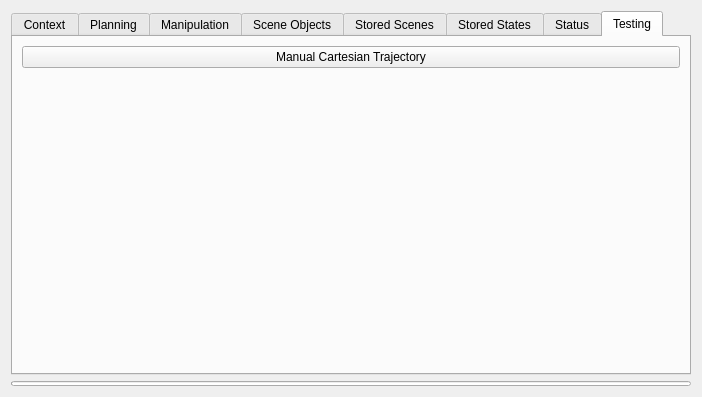
Before: the Qt Designer form vigir_moveit_rviz_ui/vigir_motion_planning_rviz_plugin/src/ui/motion_planning_rviz_plugin_frame.ui in team-vigir/vigir_manipulation_planning, drawn with Qt 5.
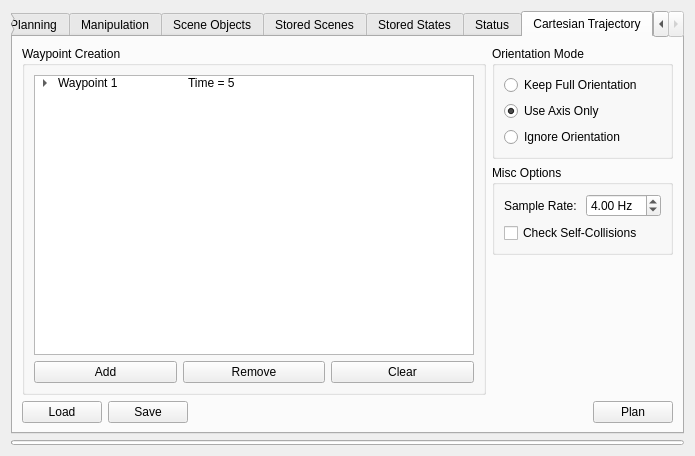
After: the same form once the commit is applied.

Commit message: added rviz tab for cartesian trajectories

Diff of the .ui file:
```diff
--- a/vigir_moveit_rviz_ui/vigir_motion_planning_rviz_plugin/src/ui/motion_planning_rviz_plugin_frame.ui
+++ b/vigir_moveit_rviz_ui/vigir_motion_planning_rviz_plugin/src/ui/motion_planning_rviz_plugin_frame.ui
@@ -6,8 +6,8 @@
    <rect>
     <x>0</x>
     <y>0</y>
-    <width>702</width>
-    <height>397</height>
+    <width>695</width>
+    <height>456</height>
    </rect>
   </property>
   <property name="windowTitle">
@@ -1452,17 +1452,229 @@
      </widget>
      <widget class="QWidget" name="testing">
       <attribute name="title">
-       <string>Testing</string>
+       <string>Cartesian Trajectory</string>
       </attribute>
-      <layout class="QVBoxLayout" name="verticalLayout_13">
-       <item>
-        <widget class="QPushButton" name="manual_cartesian_trajectory_button">
-         <property name="text">
-          <string>Manual Cartesian Trajectory</string>
+      <layout class="QGridLayout" name="gridLayout_20" columnstretch="1,0">
+       <item row="0" column="0" rowspan="3">
+        <widget class="QGroupBox" name="waypoint_creation_group">
+         <property name="title">
+          <string>Waypoint Creation</string>
          </property>
+         <layout class="QGridLayout" name="gridLayout_18">
+          <item row="0" column="0" colspan="3">
+           <widget class="QTreeWidget" name="waypoints_treewidget">
+            <property name="rootIsDecorated">
+             <bool>true</bool>
+            </property>
+            <attribute name="headerVisible">
+             <bool>false</bool>
+            </attribute>
+            <attribute name="headerDefaultSectionSize">
+             <number>150</number>
+            </attribute>
+            <attribute name="headerMinimumSectionSize">
+             <number>150</number>
+            </attribute>
+            <column>
+             <property name="text">
+              <string>Name</string>
+             </property>
+            </column>
+            <column>
+             <property name="text">
+              <string>Content</string>
+             </property>
+            </column>
+            <item>
+             <property name="text">
+              <string>Waypoint 1</string>
+             </property>
+             <property name="text">
+              <string>Time = 5</string>
+             </property>
+             <item>
+              <property name="text">
+               <string>Position</string>
+              </property>
+              <property name="text">
+               <string>[0; 0; 0]</string>
+              </property>
+              <item>
+               <property name="text">
+                <string>X</string>
+               </property>
+               <property name="text">
+                <string>0</string>
+               </property>
+              </item>
+              <item>
+               <property name="text">
+                <string>Y</string>
+               </property>
+               <property name="text">
+                <string>0</string>
+               </property>
+              </item>
+              <item>
+               <property name="text">
+                <string>Z</string>
+               </property>
+               <property name="text">
+                <string>0</string>
+               </property>
+              </item>
+             </item>
+             <item>
+              <property name="text">
+               <string>Orientation</string>
+              </property>
+              <property name="text">
+               <string>[1; 1; 0; 0]</string>
+              </property>
+              <item>
+               <property name="text">
+                <string>W</string>
+               </property>
+               <property name="text">
+                <string>1</string>
+               </property>
+              </item>
+              <item>
+               <property name="text">
+                <string>X</string>
+               </property>
+               <property name="text">
+                <string>1</string>
+               </property>
+              </item>
+              <item>
+               <property name="text">
+                <string>Y</string>
+               </property>
+               <property name="text">
+                <string>0</string>
+               </property>
+              </item>
+              <item>
+               <property name="text">
+                <string>Z</string>
+               </property>
+               <property name="text">
+                <string>0</string>
+               </property>
+              </item>
+             </item>
+             <item>
+              <property name="text">
+               <string>Time</string>
+              </property>
+              <property name="text">
+               <string>5</string>
+              </property>
+             </item>
+            </item>
+           </widget>
+          </item>
+          <item row="1" column="0">
+           <widget class="QPushButton" name="add_waypoint_button">
+            <property name="text">
+             <string>Add</string>
+            </property>
+           </widget>
+          </item>
+          <item row="1" column="1">
+           <widget class="QPushButton" name="remove_waypoint_button">
+            <property name="text">
+             <string>Remove</string>
+            </property>
+           </widget>
+          </item>
+          <item row="1" column="2">
+           <widget class="QPushButton" name="clear_waypoints_button">
+            <property name="text">
+             <string>Clear</string>
+            </property>
+           </widget>
+          </item>
+         </layout>
         </widget>
        </item>
-       <item>
+       <item row="0" column="1">
+        <widget class="QGroupBox" name="orientation_move_group">
+         <property name="title">
+          <string>Orientation Mode</string>
+         </property>
+         <layout class="QVBoxLayout" name="verticalLayout_13">
+          <item>
+           <widget class="QRadioButton" name="keep_full_orientation_button">
+            <property name="text">
+             <string>Keep Full Orientation</string>
+            </property>
+           </widget>
+          </item>
+          <item>
+           <widget class="QRadioButton" name="use_axis_only_button">
+            <property name="text">
+             <string>Use Axis Only</string>
+            </property>
+            <property name="checked">
+             <bool>true</bool>
+            </property>
+           </widget>
+          </item>
+          <item>
+           <widget class="QRadioButton" name="ignore_orientation_button">
+            <property name="text">
+             <string>Ignore Orientation</string>
+            </property>
+           </widget>
+          </item>
+         </layout>
+        </widget>
+       </item>
+       <item row="1" column="1">
+        <widget class="QGroupBox" name="misc_options_group">
+         <property name="title">
+          <string>Misc Options</string>
+         </property>
+         <layout class="QGridLayout" name="gridLayout_19">
+          <item row="0" column="0">
+           <widget class="QLabel" name="sample_rate_label">
+            <property name="text">
+             <string>Sample Rate: </string>
+            </property>
+           </widget>
+          </item>
+          <item row="0" column="1">
+           <widget class="QDoubleSpinBox" name="sample_rate_spin">
+            <property name="suffix">
+             <string> Hz</string>
+            </property>
+            <property name="minimum">
+             <double>0.100000000000000</double>
+            </property>
+            <property name="maximum">
+             <double>20.000000000000000</double>
+            </property>
+            <property name="singleStep">
+             <double>0.100000000000000</double>
+            </property>
+            <property name="value">
+             <double>4.000000000000000</double>
+            </property>
+           </widget>
+          </item>
+          <item row="1" column="0" colspan="2">
+           <widget class="QCheckBox" name="check_self_collisions_checkbox">
+            <property name="text">
+             <string>Check Self-Collisions</string>
+            </property>
+           </widget>
+          </item>
+         </layout>
+        </widget>
+       </item>
+       <item row="2" column="1">
         <spacer name="verticalSpacer_10">
          <property name="orientation">
           <enum>Qt::Vertical</enum>
@@ -1470,11 +1682,43 @@
          <property name="sizeHint" stdset="0">
           <size>
            <width>20</width>
-           <height>303</height>
+           <height>55</height>
           </size>
          </property>
         </spacer>
        </item>
+       <item row="3" column="0" colspan="2">
+        <layout class="QHBoxLayout" name="horizontalLayout_12" stretch="0,0,1,0">
+         <item>
+          <widget class="QPushButton" name="load_cartesian_trajectory_button">
+           <property name="text">
+            <string>Load</string>
+           </property>
+          </widget>
+         </item>
+         <item>
+          <widget class="QPushButton" name="save_cartesian_trajectory_button">
+           <property name="text">
+            <string>Save</string>
+           </property>
+          </widget>
+         </item>
+         <item>
+          <widget class="QLabel" name="cartesian_trajectory_status_label">
+           <property name="text">
+            <string/>
+           </property>
+          </widget>
+         </item>
+         <item>
+          <widget class="QPushButton" name="plan_cartesian_trajectory_button">
+           <property name="text">
+            <string>Plan</string>
+           </property>
+          </widget>
+         </item>
+        </layout>
+       </item>
       </layout>
      </widget>
     </widget>
```
Left out of the diff: 10 changed lines with no effect on the pictures. The commit also changes 15 other files.
